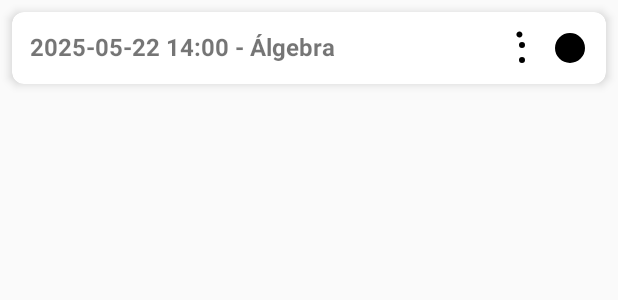
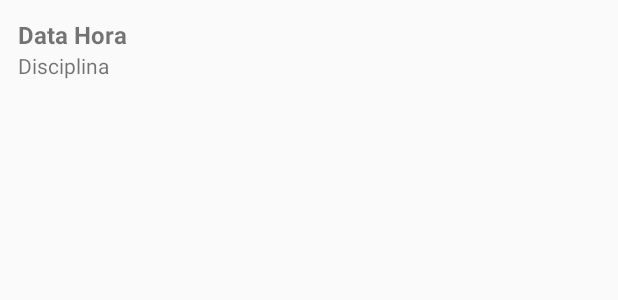
Before and after one commit to GlhermePereira/app-gerenciamento-aulas, an Android app built with Jetpack Compose: the layout item_horario.xml on its own in the app's theme, with its tools: preview values and no code run, on a phone screen of 412 x 824 dp. Shown: the top 300 px of the screen. Run offline under Robolectric (Android 15) with nearby library versions, the phone set to English and light mode, and no system bars.

Commit message:
adicionando meus horarios

```diff
--- a/app/src/main/AndroidManifest.xml
+++ b/app/src/main/AndroidManifest.xml
@@ -12,12 +12,13 @@
         android:supportsRtl="true"
         android:theme="@style/Theme.Appgerenciamentoaulas"
         tools:targetApi="31">
+
+        <activity android:name=".ListaHorariosActivity" android:exported="false" />
+
         <activity
             android:name=".AgendamentosActivity"
             android:exported="false" />
-        <activity
-            android:name=".CriarHorarioActivity"
-            android:exported="false" />
+        <activity android:name=".CriarHorarioActivity" android:exported="false" />
         <activity
             android:name=".ProfessorActivity"
             android:exported="true" />
@@ -40,7 +41,7 @@
         </activity>
         <activity
             android:name=".MainActivity"
-            android:exported="true"
+            android:exported="false"
             android:label="@string/app_name"
             android:theme="@style/Theme.Appgerenciamentoaulas" />
     </application>
--- a/app/src/main/res/layout/item_horario.xml
+++ b/app/src/main/res/layout/item_horario.xml
@@ -1,47 +1,22 @@
 <?xml version="1.0" encoding="utf-8"?>
-<androidx.cardview.widget.CardView xmlns:android="http://schemas.android.com/apk/res/android"
-    xmlns:card_view="http://schemas.android.com/apk/res-auto"
-    xmlns:tools="http://schemas.android.com/tools"
+<LinearLayout xmlns:android="http://schemas.android.com/apk/res/android"
+    android:orientation="vertical"
+    android:padding="12dp"
     android:layout_width="match_parent"
-    android:layout_height="wrap_content"
-    android:layout_margin="8dp"
-    card_view:cardElevation="4dp"
-    card_view:cardCornerRadius="8dp">
+    android:layout_height="wrap_content">
 
-    <RelativeLayout
-        android:layout_width="match_parent"
+    <TextView
+        android:id="@+id/tvDataHora"
+        android:layout_width="wrap_content"
         android:layout_height="wrap_content"
-        android:padding="12dp">
+        android:text="Data Hora"
+        android:textSize="16sp"
+        android:textStyle="bold"/>
 
-        <TextView
-            android:id="@+id/tvDataHoraDisciplina"
-            android:layout_width="wrap_content"
-            android:layout_height="wrap_content"
-            android:text="2025-05-22 14:00 - Álgebra"
-            android:textSize="16sp"
-            android:textStyle="bold" />
-
-        <ImageButton
-            android:id="@+id/btnAddMaterial"
-            android:layout_width="wrap_content"
-            android:layout_height="wrap_content"
-            android:layout_alignParentEnd="true"
-            android:layout_marginStart="8dp"
-            android:background="?attr/selectableItemBackgroundBorderless"
-            android:contentDescription="Adicionar Material"
-            android:src="@drawable/ic_add_material"
-            tools:ignore="TouchTargetSizeCheck" />
-
-        <ImageButton
-            android:id="@+id/btnEditarExcluir"
-            android:layout_width="wrap_content"
-            android:layout_height="wrap_content"
-            android:layout_toStartOf="@id/btnAddMaterial"
-            android:background="?attr/selectableItemBackgroundBorderless"
-            android:contentDescription="Mais opções"
-            android:src="@drawable/ic_more_vert"
-            tools:ignore="TouchTargetSizeCheck" />
-
-    </RelativeLayout>
-
-</androidx.cardview.widget.CardView>
+    <TextView
+        android:id="@+id/tvDisciplina"
+        android:layout_width="wrap_content"
+        android:layout_height="wrap_content"
+        android:text="Disciplina"
+        android:textSize="14sp"/>
+</LinearLayout>
```
